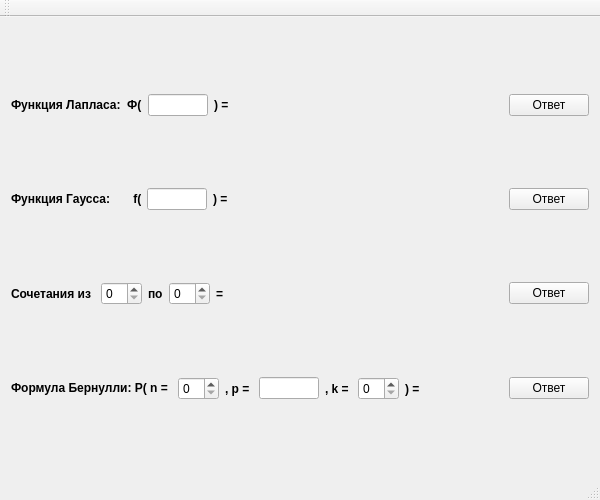
BupTy03/TerVerProg, file mainwindow.ui: the form before one commit.
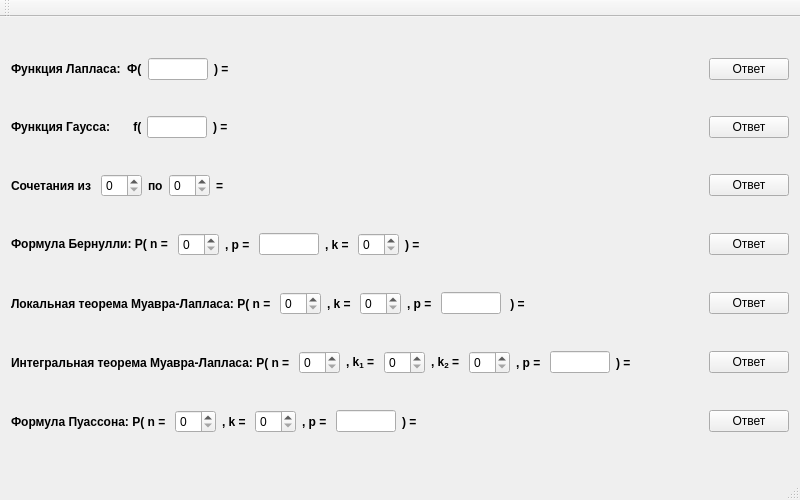
The form after the commit.

Commit message: add LocML, IntML, PuassonF

The edit to the form file:
```diff
--- a/mainwindow.ui
+++ b/mainwindow.ui
@@ -6,7 +6,7 @@
    <rect>
     <x>0</x>
     <y>0</y>
-    <width>600</width>
+    <width>800</width>
     <height>500</height>
    </rect>
   </property>
@@ -18,13 +18,13 @@
   </property>
   <property name="minimumSize">
    <size>
-    <width>600</width>
+    <width>800</width>
     <height>500</height>
    </size>
   </property>
   <property name="maximumSize">
    <size>
-    <width>600</width>
+    <width>800</width>
     <height>500</height>
    </size>
   </property>
@@ -374,6 +374,298 @@
       </item>
      </layout>
     </item>
+    <item>
+     <layout class="QHBoxLayout" name="horizontalLayout_5">
+      <item>
+       <widget class="QLabel" name="labelNLocalM_L">
+        <property name="font">
+         <font>
+          <weight>75</weight>
+          <bold>true</bold>
+         </font>
+        </property>
+        <property name="text">
+         <string>Локальная теорема Муавра-Лапласа: P( n = </string>
+        </property>
+       </widget>
+      </item>
+      <item>
+       <widget class="QSpinBox" name="spinBoxNLocM_L"/>
+      </item>
+      <item>
+       <widget class="QLabel" name="labelKLocalM_L">
+        <property name="font">
+         <font>
+          <weight>75</weight>
+          <bold>true</bold>
+         </font>
+        </property>
+        <property name="text">
+         <string>, k = </string>
+        </property>
+       </widget>
+      </item>
+      <item>
+       <widget class="QSpinBox" name="spinBoxKLocM_L"/>
+      </item>
+      <item>
+       <widget class="QLabel" name="labelPLocalM_L">
+        <property name="font">
+         <font>
+          <weight>75</weight>
+          <bold>true</bold>
+         </font>
+        </property>
+        <property name="text">
+         <string>, p = </string>
+        </property>
+       </widget>
+      </item>
+      <item>
+       <widget class="QLineEdit" name="lineEditPLocM_L">
+        <property name="maximumSize">
+         <size>
+          <width>60</width>
+          <height>16777215</height>
+         </size>
+        </property>
+       </widget>
+      </item>
+      <item>
+       <widget class="QLabel" name="labelAnsLocalM_L">
+        <property name="font">
+         <font>
+          <weight>75</weight>
+          <bold>true</bold>
+         </font>
+        </property>
+        <property name="text">
+         <string> ) = </string>
+        </property>
+       </widget>
+      </item>
+      <item>
+       <spacer name="horizontalSpacer_5">
+        <property name="orientation">
+         <enum>Qt::Horizontal</enum>
+        </property>
+        <property name="sizeHint" stdset="0">
+         <size>
+          <width>40</width>
+          <height>20</height>
+         </size>
+        </property>
+       </spacer>
+      </item>
+      <item>
+       <widget class="QPushButton" name="getAnsLocalM_L">
+        <property name="text">
+         <string>Ответ</string>
+        </property>
+       </widget>
+      </item>
+     </layout>
+    </item>
+    <item>
+     <layout class="QHBoxLayout" name="horizontalLayout_6">
+      <item>
+       <widget class="QLabel" name="labelNIntM_L">
+        <property name="font">
+         <font>
+          <weight>75</weight>
+          <bold>true</bold>
+         </font>
+        </property>
+        <property name="text">
+         <string>Интегральная теорема Муавра-Лапласа: P( n = </string>
+        </property>
+       </widget>
+      </item>
+      <item>
+       <widget class="QSpinBox" name="spinBoxNIntM_L"/>
+      </item>
+      <item>
+       <widget class="QLabel" name="labelK_1IntM_L">
+        <property name="font">
+         <font>
+          <weight>75</weight>
+          <bold>true</bold>
+         </font>
+        </property>
+        <property name="text">
+         <string>&lt;html&gt;&lt;head/&gt;&lt;body&gt;&lt;p&gt;, k&lt;sub&gt;1&lt;/sub&gt; = &lt;/p&gt;&lt;/body&gt;&lt;/html&gt;</string>
+        </property>
+       </widget>
+      </item>
+      <item>
+       <widget class="QSpinBox" name="spinBoxK_1IntM_L"/>
+      </item>
+      <item>
+       <widget class="QLabel" name="labelK_2IntM_L">
+        <property name="font">
+         <font>
+          <weight>75</weight>
+          <bold>true</bold>
+         </font>
+        </property>
+        <property name="text">
+         <string>&lt;html&gt;&lt;head/&gt;&lt;body&gt;&lt;p&gt;, k&lt;sub&gt;2&lt;/sub&gt; = &lt;/p&gt;&lt;/body&gt;&lt;/html&gt;</string>
+        </property>
+       </widget>
+      </item>
+      <item>
+       <widget class="QSpinBox" name="spinBoxK_2IntM_L"/>
+      </item>
+      <item>
+       <widget class="QLabel" name="labelPIntM_L">
+        <property name="font">
+         <font>
+          <weight>75</weight>
+          <bold>true</bold>
+         </font>
+        </property>
+        <property name="text">
+         <string>, p = </string>
+        </property>
+       </widget>
+      </item>
+      <item>
+       <widget class="QLineEdit" name="lineEditPIntM_L">
+        <property name="maximumSize">
+         <size>
+          <width>60</width>
+          <height>16777215</height>
+         </size>
+        </property>
+       </widget>
+      </item>
+      <item>
+       <widget class="QLabel" name="labelAnsIntM_L">
+        <property name="font">
+         <font>
+          <weight>75</weight>
+          <bold>true</bold>
+         </font>
+        </property>
+        <property name="text">
+         <string>) = </string>
+        </property>
+       </widget>
+      </item>
+      <item>
+       <spacer name="horizontalSpacer_6">
+        <property name="orientation">
+         <enum>Qt::Horizontal</enum>
+        </property>
+        <property name="sizeHint" stdset="0">
+         <size>
+          <width>40</width>
+          <height>20</height>
+         </size>
+        </property>
+       </spacer>
+      </item>
+      <item>
+       <widget class="QPushButton" name="getAnsIntM_L">
+        <property name="text">
+         <string>Ответ</string>
+        </property>
+       </widget>
+      </item>
+     </layout>
+    </item>
+    <item>
+     <layout class="QHBoxLayout" name="horizontalLayout_7">
+      <item>
+       <widget class="QLabel" name="labelNPuasson">
+        <property name="font">
+         <font>
+          <weight>75</weight>
+          <bold>true</bold>
+         </font>
+        </property>
+        <property name="text">
+         <string>Формула Пуассона: P( n = </string>
+        </property>
+       </widget>
+      </item>
+      <item>
+       <widget class="QSpinBox" name="spinBoxNPuasson"/>
+      </item>
+      <item>
+       <widget class="QLabel" name="labelKPuasson">
+        <property name="font">
+         <font>
+          <weight>75</weight>
+          <bold>true</bold>
+         </font>
+        </property>
+        <property name="text">
+         <string>, k = </string>
+        </property>
+       </widget>
+      </item>
+      <item>
+       <widget class="QSpinBox" name="spinBoxKPuasson"/>
+      </item>
+      <item>
+       <widget class="QLabel" name="labelPPuasson">
+        <property name="font">
+         <font>
+          <weight>75</weight>
+          <bold>true</bold>
+         </font>
+        </property>
+        <property name="text">
+         <string>, p = </string>
+        </property>
+       </widget>
+      </item>
+      <item>
+       <widget class="QLineEdit" name="lineEditPPuasson">
+        <property name="maximumSize">
+         <size>
+          <width>60</width>
+          <height>16777215</height>
+         </size>
+        </property>
+       </widget>
+      </item>
+      <item>
+       <widget class="QLabel" name="labelAnsPuasson">
+        <property name="font">
+         <font>
+          <weight>75</weight>
+          <bold>true</bold>
+         </font>
+        </property>
+        <property name="text">
+         <string>) = </string>
+        </property>
+       </widget>
+      </item>
+      <item>
+       <spacer name="horizontalSpacer_7">
+        <property name="orientation">
+         <enum>Qt::Horizontal</enum>
+        </property>
+        <property name="sizeHint" stdset="0">
+         <size>
+          <width>40</width>
+          <height>20</height>
+         </size>
+        </property>
+       </spacer>
+      </item>
+      <item>
+       <widget class="QPushButton" name="getAnsPuasson">
+        <property name="text">
+         <string>Ответ</string>
+        </property>
+       </widget>
+      </item>
+     </layout>
+    </item>
    </layout>
   </widget>
   <widget class="QMenuBar" name="menuBar">
```
Left out of the diff: 2 changed lines with no effect on the pictures. The commit also changes 3 other files.
